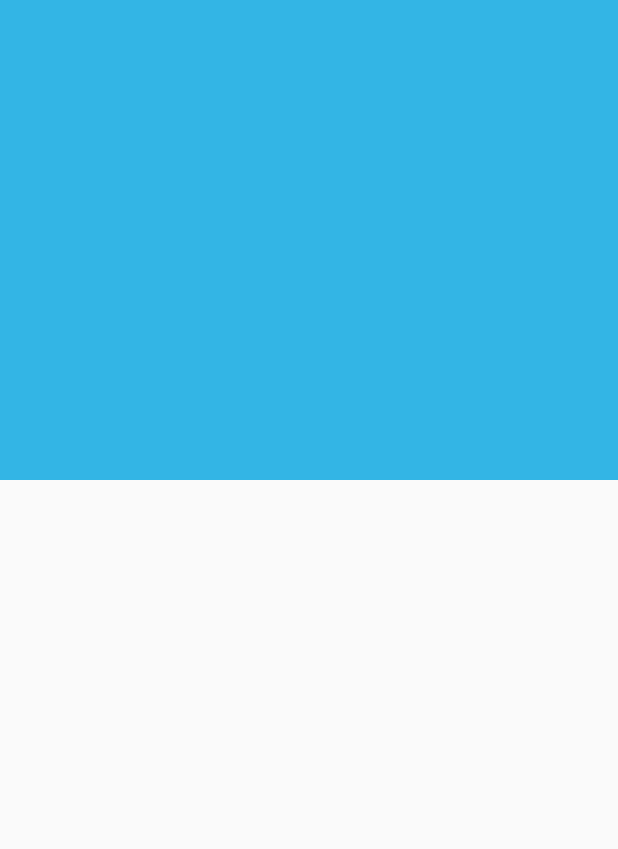
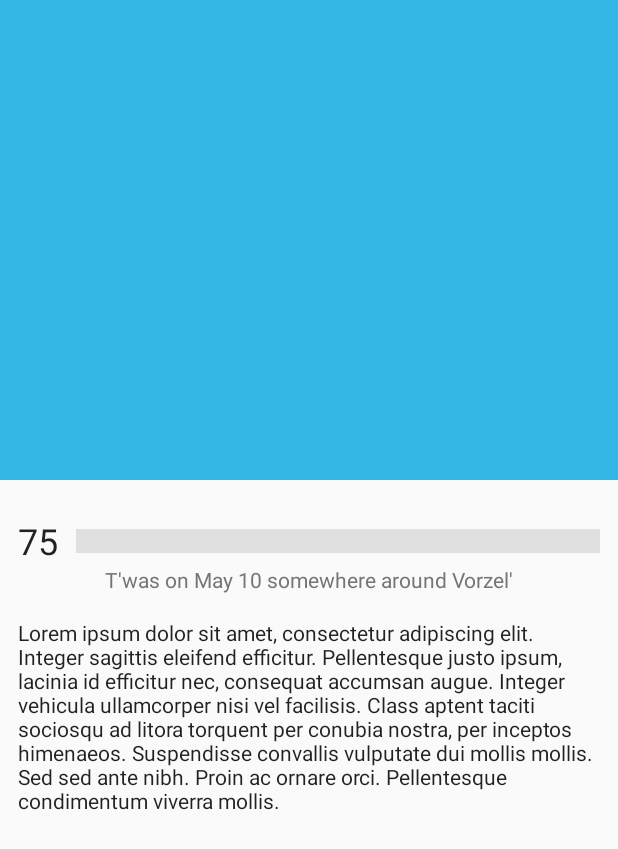
Before and after one commit to YehorBorkov/Emotions-Tracker, an Android app: the layout activity_details.xml on its own in the app's theme, with its tools: preview values and no code run, on a phone screen of 412 x 824 dp. Shown: the top 849 px of the screen. Run offline under Robolectric (Android 15) with nearby library versions, the phone set to English and light mode, and no system bars.

Commit message:
Some UI-related xml changes. Now ConstraintLayout is working as expected. Phew.

```diff
--- a/EmotionsTracker/app/src/main/res/layout/activity_details.xml
+++ b/EmotionsTracker/app/src/main/res/layout/activity_details.xml
@@ -1,42 +1,53 @@
 <?xml version="1.0" encoding="utf-8"?>
+
 <ScrollView xmlns:android="http://schemas.android.com/apk/res/android"
     xmlns:app="http://schemas.android.com/apk/res-auto"
     xmlns:tools="http://schemas.android.com/tools"
     android:layout_width="match_parent"
     android:layout_height="match_parent">
 
-    <FrameLayout
+    <LinearLayout
         android:layout_width="match_parent"
-        android:layout_height="wrap_content">
+        android:layout_height="wrap_content"
+        android:orientation="vertical" >
 
-        <android.support.constraint.ConstraintLayout
-            android:id="@+id/cl_detail_wrapper"
-            android:layout_width="1080px"
+        <ProgressBar
+            android:id="@+id/pb_details_load"
+            style="?android:attr/progressBarStyle"
+            android:layout_width="match_parent"
             android:layout_height="wrap_content"
-            tools:context="com.egorb.emotionstracker.activities.DetailsActivity">
+            android:visibility="gone"/>
 
         <ImageView
             android:id="@+id/iv_details_image"
             android:layout_width="match_parent"
             android:layout_height="wrap_content"
             android:adjustViewBounds="true"
-                android:maxHeight="320dp"
+            android:minHeight="@dimen/detail_image_min_height"
+            android:maxHeight="@dimen/detail_image_max_height"
             app:srcCompat="@android:color/holo_blue_light"
             app:layout_constraintRight_toRightOf="parent"
             app:layout_constraintLeft_toLeftOf="parent"
-                app:layout_constraintTop_toTopOf="parent"
-                android:layout_marginTop="0dp" />
+            app:layout_constraintTop_toTopOf="parent" />
+
+        <android.support.constraint.ConstraintLayout
+            android:id="@+id/cl_detail_wrapper"
+            android:layout_width="match_parent"
+            android:layout_height="wrap_content"
+            android:minHeight="?android:attr/listPreferredItemHeight"
+            android:paddingLeft="@dimen/small"
+            android:paddingTop="@dimen/large"
+            android:paddingRight="@dimen/small"
+            android:paddingBottom="@dimen/nano" >
 
             <TextView
                 android:id="@+id/tv_details_rating"
                 android:layout_width="wrap_content"
                 android:layout_height="wrap_content"
-                tools:text="75"
-                android:textSize="32sp"
+                android:textAppearance="@style/TextAppearance.AppCompat.Headline"
+                app:layout_constraintTop_toTopOf="parent"
                 app:layout_constraintLeft_toLeftOf="parent"
-                android:layout_marginStart="32dp"
-                app:layout_constraintTop_toBottomOf="parent"
-                android:layout_marginTop="336dp" />
+                tools:text="75" />
 
             <ProgressBar
                 android:id="@+id/pb_details_progress"
@@ -44,57 +55,46 @@
                 android:progressDrawable="@drawable/progress_bar_gradient"
                 android:layout_width="0dp"
                 android:layout_height="wrap_content"
+                app:layout_constraintTop_toTopOf="@+id/tv_details_rating"
+                app:layout_constraintLeft_toRightOf="@+id/tv_details_rating"
+                app:layout_constraintBottom_toBottomOf="@+id/tv_details_rating"
                 app:layout_constraintRight_toRightOf="parent"
-                app:layout_constraintLeft_toRightOf="@+id/tv_details_rating"
-                app:layout_constraintTop_toTopOf="@+id/tv_details_rating"
-                android:layout_marginTop="12dp"
-                android:layout_marginStart="16dp"
-                app:layout_constraintHorizontal_bias="0.0"
-                android:layout_marginEnd="32dp" />
-
-            <EditText
-                android:id="@+id/et_details_comment"
-                android:layout_width="0dp"
-                android:layout_height="wrap_content"
-                android:layout_marginLeft="16dp"
-                android:layout_marginRight="16dp"
-                android:ems="10"
-                android:inputType="textMultiLine"
-                tools:text="Lorem ipsum dolor sit amet, consectetur adipiscing elit. Integer sagittis eleifend efficitur. Pellentesque justo ipsum, lacinia id efficitur nec, consequat accumsan augue. Integer vehicula ullamcorper nisi vel facilisis. Class aptent taciti sociosqu ad litora torquent per conubia nostra, per inceptos himenaeos. Suspendisse convallis vulputate dui mollis mollis. Sed sed ante nibh. Proin ac ornare orci. Pellentesque condimentum viverra mollis."
-                android:cursorVisible="false"
-                android:textCursorDrawable="@null"
-                android:textColor="#212121"
-                android:background="@null"
-                app:layout_constraintLeft_toLeftOf="parent"
-                app:layout_constraintRight_toRightOf="parent"
-                android:layout_marginStart="16dp"
-                android:layout_marginEnd="16dp"
-                android:layout_marginTop="16dp"
-                app:layout_constraintTop_toBottomOf="@+id/tv_detail_date_time" />
+                android:layout_marginStart="@dimen/small" />
 
             <TextView
                 android:id="@+id/tv_detail_date_time"
                 android:layout_width="wrap_content"
                 android:layout_height="wrap_content"
                 tools:text="T'was on May 10 somewhere around Vorzel'"
-                android:textColor="#616161"
-                android:layout_marginTop="16dp"
+                android:textAppearance="@style/TextAppearance.AppCompat.Body1"
+                android:textColor="#757575"
+                app:layout_constraintLeft_toLeftOf="@+id/details_guideline"
                 app:layout_constraintTop_toBottomOf="@+id/tv_details_rating"
-                android:layout_marginLeft="8dp"
-                app:layout_constraintLeft_toLeftOf="parent"
-                android:layout_marginRight="8dp"
-                app:layout_constraintRight_toRightOf="parent"
-                android:layout_marginStart="8dp"
-                android:layout_marginEnd="8dp" />
+                app:layout_constraintRight_toLeftOf="@+id/details_guideline"/>
+
+            <EditText
+                android:id="@+id/et_details_comment"
+                android:layout_width="match_parent"
+                android:layout_height="wrap_content"
+                android:ems="10"
+                android:inputType="textMultiLine"
+                tools:text="Lorem ipsum dolor sit amet, consectetur adipiscing elit. Integer sagittis eleifend efficitur. Pellentesque justo ipsum, lacinia id efficitur nec, consequat accumsan augue. Integer vehicula ullamcorper nisi vel facilisis. Class aptent taciti sociosqu ad litora torquent per conubia nostra, per inceptos himenaeos. Suspendisse convallis vulputate dui mollis mollis. Sed sed ante nibh. Proin ac ornare orci. Pellentesque condimentum viverra mollis."
+                android:cursorVisible="false"
+                android:textAppearance="@style/Base.TextAppearance.AppCompat.Body1"
+                android:background="@null"
+                app:layout_constraintLeft_toLeftOf="@+id/details_guideline"
+                app:layout_constraintTop_toBottomOf="@+id/tv_detail_date_time"
+                app:layout_constraintRight_toLeftOf="@+id/details_guideline"
+                android:layout_marginTop="@dimen/medium" />
+
+            <android.support.constraint.Guideline
+                android:id="@+id/details_guideline"
+                android:layout_width="wrap_content"
+                android:layout_height="wrap_content"
+                android:orientation="vertical"
+                app:layout_constraintGuide_percent="0.5" />
 
         </android.support.constraint.ConstraintLayout>
-
-        <ProgressBar
-            android:id="@+id/pb_details_load"
-            android:layout_width="wrap_content"
-            android:layout_height="wrap_content"
-            android:visibility="invisible"/>
-
-    </FrameLayout>
+    </LinearLayout>
 
 </ScrollView>
--- /dev/null
+++ b/EmotionsTracker/app/src/main/res/values/dimens.xml
@@ -0,0 +1,18 @@
+<?xml version="1.0" encoding="utf-8"?>
+<resources>
+
+    <!-- Default margin and padding values -->
+
+    <dimen name="nano">8dp</dimen>
+    <dimen name="small">12dp</dimen>
+    <dimen name="medium">16dp</dimen>
+    <dimen name="large">24dp</dimen>
+    <dimen name="jumbo">32dp</dimen>
+
+    <!-- Image/icon sizes -->
+
+    <dimen name="rv_icon_size">80dp</dimen>
+    <dimen name="detail_image_min_height">208dp</dimen>
+    <dimen name="detail_image_max_height">320dp</dimen>
+
+</resources>
```
Also changed, not shown: EmotionsTracker/app/src/main/java/com/egorb/emotionstracker/activities/DetailsActivity.java (+7 -4 lines), EmotionsTracker/app/src/main/res/layout/activity_add.xml (+19 -9 lines), EmotionsTracker/app/src/main/res/layout/main_rv_item.xml (+47 -44 lines). Lines whose indentation alone changed are shown as unchanged.
